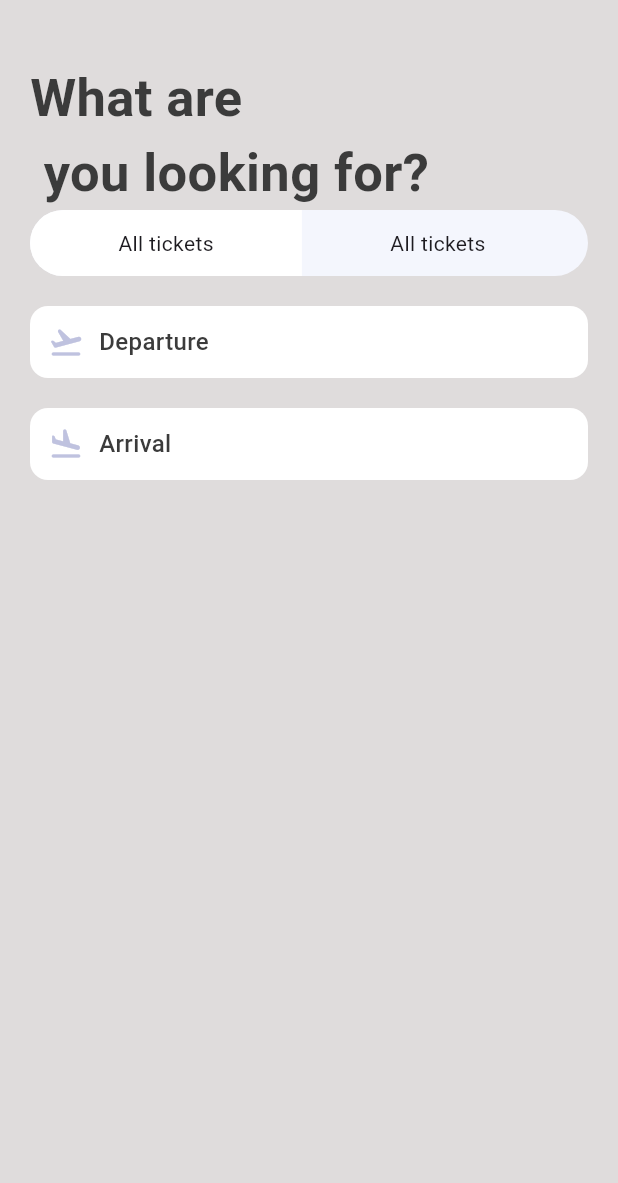
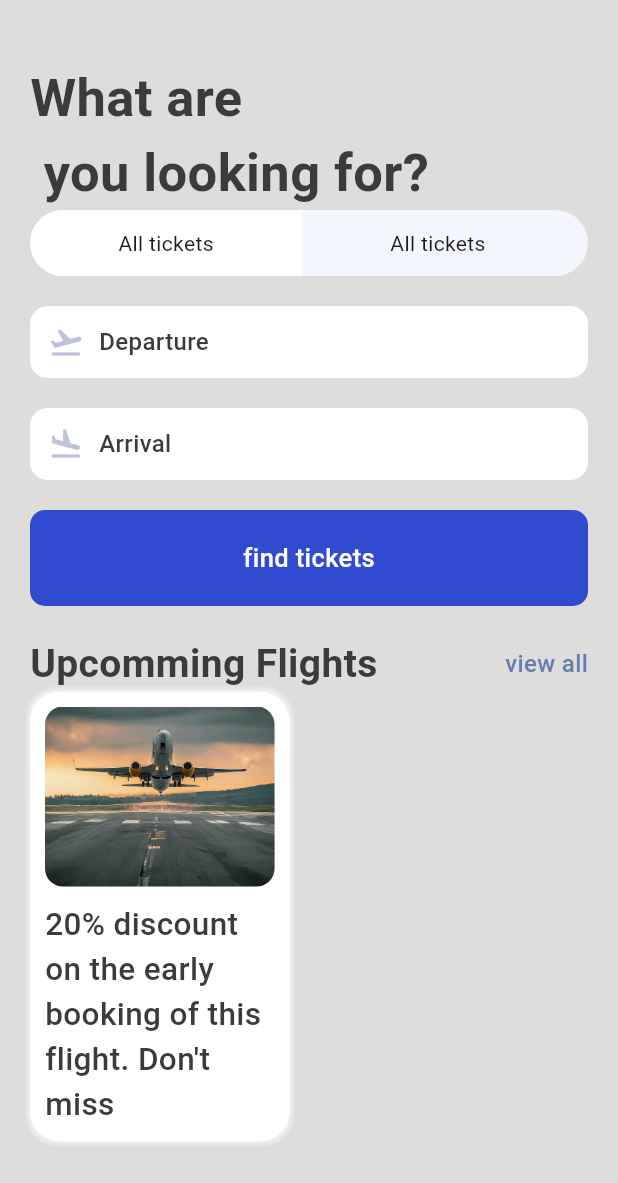
Before and after one commit to DAdawit/new_flutter, a Flutter app: the SearchScreen screen opened directly, on a phone screen of 412 x 824 dp. Shown: the top 1183 px of the screen. Run offline on Flutter 3.47's test engine with Material 3 defaults, Android fonts, the phone set to English and light mode, and no system bars; our stand-ins replace fluentui_icons.

Commit message:
search page image card

```diff
--- a/lib/base/res/styles/app_styles.dart
+++ b/lib/base/res/styles/app_styles.dart
@@ -10,6 +10,7 @@ class AppStyles {
   static Color kakiColor = const Color(0xFFd2bdb6);
   static Color plainText = const Color(0XFFBFC2DF);
   static Color bgColor = const Color.fromARGB(255, 223, 220, 220);
+  static Color buttonColor = const Color(0XD91130CE);
 
   static TextStyle textStyle =
       TextStyle(fontSize: 16, fontWeight: FontWeight.w500, color: textColor);
--- a/lib/base/res/styles/media.dart
+++ b/lib/base/res/styles/media.dart
@@ -3,4 +3,5 @@ class AppMedia {
   static const logo = "$_baseImage/avatar2.jpg";
   static const bedroom1 = "$_baseImage/bedroom1.jpg";
   static const bedroom2 = "$_baseImage/bedroom2.jpg";
+  static const planeImage = "$_baseImage/planeImage.jpg";
 }
--- a/lib/screens/search/search_screen.dart
+++ b/lib/screens/search/search_screen.dart
@@ -1,13 +1,22 @@
+import 'package:flutter/cupertino.dart';
 import 'package:flutter/material.dart';
+import 'package:flutter/widgets.dart';
 import 'package:flutter_application_1/base/res/styles/app_styles.dart';
+import 'package:flutter_application_1/base/res/styles/media.dart';
+import 'package:flutter_application_1/base/utils/app_routes.dart';
+import 'package:flutter_application_1/base/widgets/app_double_text.dart';
 import 'package:flutter_application_1/screens/search/widgets/app_text_icon.dart';
 import 'package:flutter_application_1/screens/search/widgets/app_ticket_tabs.dart';
+import 'package:flutter_application_1/screens/search/widgets/find_ticket.dart';
+import 'package:flutter_application_1/base/utils/app_routes.dart';
 
 class SearchScreen extends StatelessWidget {
   const SearchScreen({super.key});
 
   @override
   Widget build(BuildContext context) {
+    final size = MediaQuery.of(context).size;
+
     return Scaffold(
         backgroundColor: AppStyles.bgColor,
         body: ListView(
@@ -31,7 +40,54 @@ class SearchScreen extends StatelessWidget {
             const SizedBox(
               height: 20,
             ),
-            const AppTextIcon(text: "Arrival", icon: Icons.flight_land_rounded)
+            const AppTextIcon(text: "Arrival", icon: Icons.flight_land_rounded),
+            const SizedBox(
+              height: 20,
+            ),
+            const FindTicket(),
+            const SizedBox(
+              height: 20,
+            ),
+            AppDoubleText(
+                bigText: "Upcomming Flights",
+                smallText: "view all",
+                fun: () => Navigator.pushNamed(context, AppRoutes.hotels)),
+            Row(
+              children: [
+                Container(
+                  width: size.width * .42,
+                  padding: const EdgeInsets.all(10),
+                  decoration: BoxDecoration(
+                    borderRadius: BorderRadius.circular(20),
+                    color: Colors.white,
+                    boxShadow: [
+                      BoxShadow(
+                          color: Colors.grey.shade200,
+                          blurRadius: 1,
+                          spreadRadius: 2)
+                    ],
+                  ),
+                  child: Column(
+                    children: [
+                      Container(
+                          height: 120,
+                          decoration: BoxDecoration(
+                              borderRadius: BorderRadius.circular(12),
+                              image: const DecorationImage(
+                                  image: AssetImage(AppMedia.planeImage),
+                                  fit: BoxFit.cover))),
+                      const SizedBox(
+                        height: 10,
+                      ),
+                      Text(
+                        "20% discount on the early booking of this flight. Don't miss",
+                        style: AppStyles.headLine2,
+                      )
+                    ],
+                  ),
+                )
+              ],
+            )
           ],
         ));
   }
--- a/lib/screens/search/widgets/find_ticket.dart
+++ b/lib/screens/search/widgets/find_ticket.dart
@@ -0,0 +1,20 @@
+import 'package:flutter/material.dart';
+import 'package:flutter_application_1/base/res/styles/app_styles.dart';
+
+class FindTicket extends StatelessWidget {
+  const FindTicket({super.key});
+
+  @override
+  Widget build(BuildContext context) {
+    return Container(
+      padding: const EdgeInsets.only(top: 20, bottom: 20),
+      decoration: BoxDecoration(
+          borderRadius: BorderRadius.circular(10),
+          color: AppStyles.buttonColor),
+      child: Center(
+        child: Text("find tickets",
+            style: AppStyles.headLine3.copyWith(color: Colors.white)),
+      ),
+    );
+  }
+}
```
Also changed, not shown: assets/images/planeImage.jpg (added).
